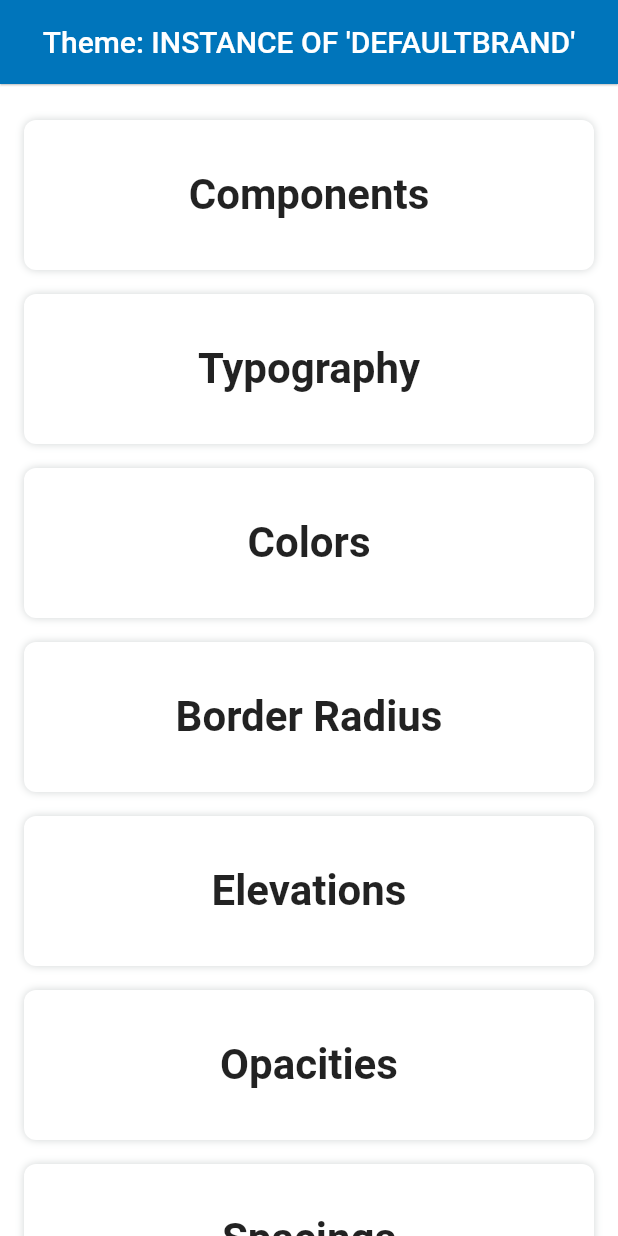
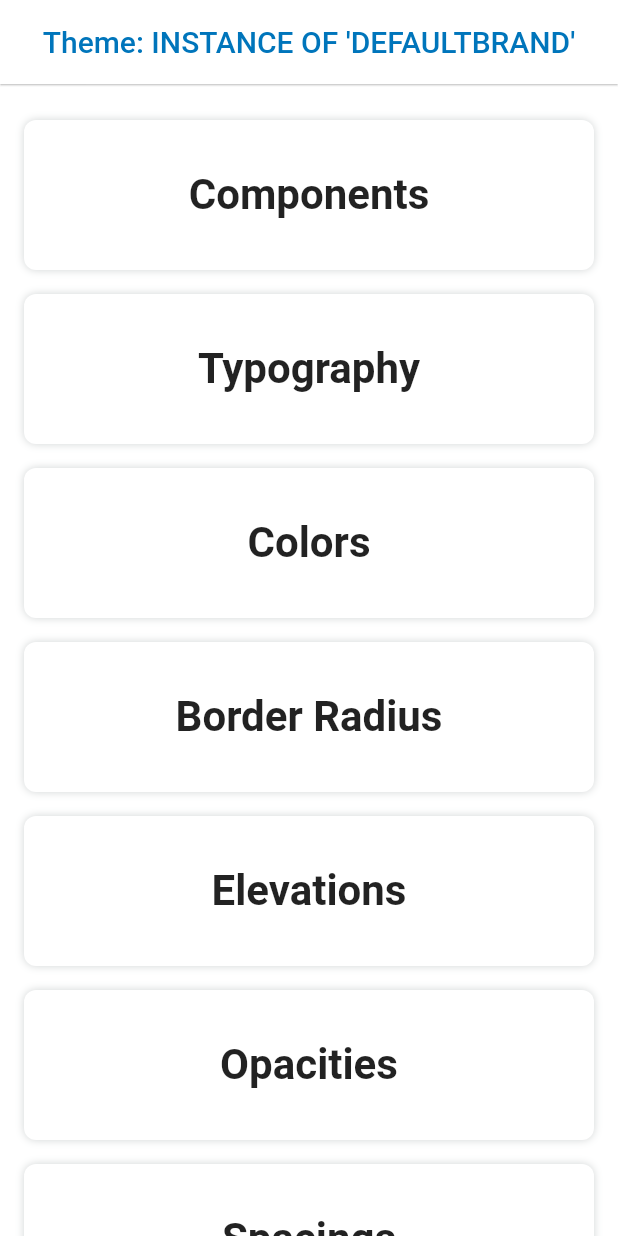
Before and after one commit to socialmohansingh/Flutter_Design_Extension, a Flutter app: the screen it shows after launch, on a phone screen of 412 x 824 dp. Run offline on Flutter 3.47's test engine with Material 2 defaults, Android fonts, the phone set to English and light mode, and no system bars; our stand-ins replace flutter_bloc, localization.

Commit message:
required background color

```diff
--- a/lib/src/design_tokens/colors/brands/default_brand.dart
+++ b/lib/src/design_tokens/colors/brands/default_brand.dart
@@ -12,6 +12,7 @@ class BrandColorsTokenInLightMode extends ColorTokens {
             main: ColorAtoms.blue200,
             dark: ColorAtoms.blue200,
             secondary: ColorAtoms.blue100,
+            background: ColorAtoms.white,
           ),
           interaction: ColorInteraction(
             main: ColorAtoms.blue200,
@@ -30,6 +31,7 @@ class BrandColorsTokenInDarkMode extends ColorTokens {
             main: ColorAtoms.blue200,
             dark: ColorAtoms.blue200,
             secondary: ColorAtoms.blue100,
+            background: ColorAtoms.black,
           ),
           interaction: ColorInteraction(
             main: ColorAtoms.blue200,
--- a/lib/src/design_tokens/colors/molecules/color_brand.dart
+++ b/lib/src/design_tokens/colors/molecules/color_brand.dart
@@ -2,7 +2,7 @@ import 'dart:ui';
 
 class ColorBrand {
   final Color main;
-  final Color? background;
+  final Color background;
   final Color dark;
   final Color secondary;
 
@@ -10,7 +10,7 @@ class ColorBrand {
     required this.main,
     required this.dark,
     required this.secondary,
-    this.background,
+    required this.background,
   });
 
   ColorBrand lerp(ColorBrand? other, double t) {
@@ -18,6 +18,7 @@ class ColorBrand {
       dark: Color.lerp(dark, other?.dark, t)!,
       main: Color.lerp(main, other?.main, t)!,
       secondary: Color.lerp(secondary, other?.secondary, t)!,
+      background: Color.lerp(secondary, other?.background, t)!,
     );
   }
 }
```
